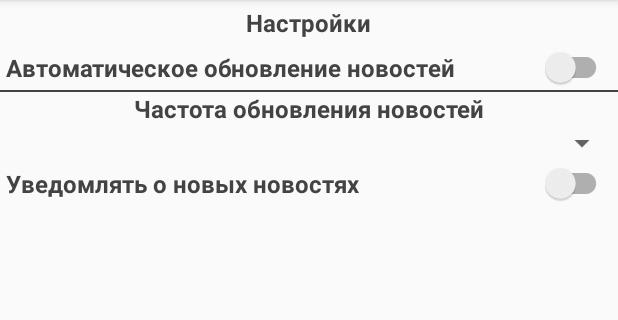
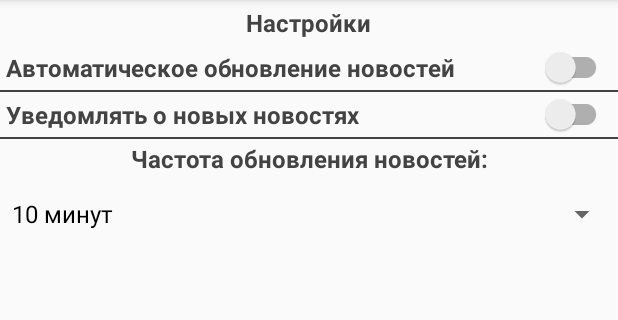
Before and after one commit to AndrewTsaturov/znak, an Android app: the SettingsActivity screen opened directly, with no data from a screen before it, on a phone screen of 412 x 824 dp, the part 84-404 px from its top. Run offline under Robolectric (Android 15) with nearby library versions, the phone set to English and light mode, and no system bars.

Commit message:
propely wirking service updating news and working settings activity

```diff
--- /dev/null
+++ b/MyApplication/app/src/main/java/com/example/myapplication/Settings.java
@@ -0,0 +1,22 @@
+package com.example.myapplication;
+
+/**
+ * Created by Андрей on 25.07.2017.
+ */
+
+public interface Settings {
+
+  String SETTINGS = "settings";
+  String AUTO_UPDATE_CHECK_KEY = "auto update";
+    String NOTIFOCATION_CHECK_KEY = "notification check";
+
+    String AUTO_UPDATE_PERIOD_KEY = "auto update period";
+
+    long tenMin = 600000;
+    long fifteenMin = 900000;
+    long thirtiMin = 1800000;
+    long oneHour = 3600000;
+    long twelfHours = 43200000;
+    long oneDay = 86400000;
+
+}
--- a/MyApplication/app/src/main/java/com/example/myapplication/SettingsActivity.java
+++ b/MyApplication/app/src/main/java/com/example/myapplication/SettingsActivity.java
@@ -1,16 +1,154 @@
 package com.example.myapplication;
 
+import android.content.SharedPreferences;
 import android.support.v7.app.AppCompatActivity;
 import android.os.Bundle;
+import android.support.v7.widget.SwitchCompat;
+import android.util.Log;
+import android.view.View;
 import android.webkit.WebView;
 import android.webkit.WebViewClient;
+import android.widget.AdapterView;
+import android.widget.ArrayAdapter;
+import android.widget.CompoundButton;
+import android.widget.Spinner;
+import android.widget.Toast;
 
 public class SettingsActivity extends AppCompatActivity {
+
+    SwitchCompat autoUpdateCheck, notificationCheck;
+
+    Spinner updateInterval;
 
     @Override
     protected void onCreate(Bundle savedInstanceState) {
         super.onCreate(savedInstanceState);
         setContentView(R.layout.activity_settings);
+        autoUpdateCheck = (SwitchCompat) findViewById(R.id.settings_update_switch);
+        notificationCheck = (SwitchCompat) findViewById(R.id.settings_switch_notification);
+
+        updateInterval = (Spinner) findViewById(R.id.settings_spinner_interval);
+
+        String[] spinnerValues = this.getResources().getStringArray(R.array.settings_interval_spinner_items);
+
+        ArrayAdapter<String> spinnerAdapter = new ArrayAdapter(this, android.R.layout.simple_spinner_dropdown_item,
+                spinnerValues);
+
+        spinnerAdapter.setDropDownViewResource(android.R.layout.simple_spinner_item);
+
+        updateInterval.setAdapter(spinnerAdapter);
+
+        loadSettings(autoUpdateCheck, notificationCheck, updateInterval);
+
+        updateInterval.setOnItemSelectedListener(new AdapterView.OnItemSelectedListener() {
+            @Override
+            public void onItemSelected(AdapterView<?> parent, View view, int position, long id) {
+                switch (position) {
+                    case 0: updateIntervalSetter(Settings.tenMin);
+                        break;
+                    case 1: updateIntervalSetter(Settings.fifteenMin);
+                        break;
+                    case 2: updateIntervalSetter(Settings.thirtiMin);
+                        break;
+                    case 3: updateIntervalSetter(Settings.oneHour);
+                        break;
+                    case 4: updateIntervalSetter(Settings.twelfHours);
+                        break;
+                    case 5: updateIntervalSetter(Settings.oneDay);
+                        break;
+                }
+            }
+
+            @Override
+            public void onNothingSelected(AdapterView<?> parent) {
+            }
+        });
+
+
+        autoUpdateCheck.setOnCheckedChangeListener(new CompoundButton.OnCheckedChangeListener() {
+            @Override
+            public void onCheckedChanged(CompoundButton buttonView, boolean isChecked) {
+
+                if(autoUpdateCheck.isChecked()) autoUpdateSwtich(true);
+
+                else autoUpdateSwtich(false);
+            }
+        });
+
+        notificationCheck.setOnCheckedChangeListener(new CompoundButton.OnCheckedChangeListener() {
+            @Override
+            public void onCheckedChanged(CompoundButton buttonView, boolean isChecked) {
+
+                if(notificationCheck.isChecked()) notificationSwitch(true);
+
+                else notificationSwitch(false);
+            }
+        });
+
 
     }
+
+    private void autoUpdateSwtich(boolean value){
+        SharedPreferences prefs = this.getSharedPreferences(Settings.SETTINGS, MODE_PRIVATE);
+
+        SharedPreferences.Editor editor = prefs.edit();
+        editor.putBoolean(Settings.AUTO_UPDATE_CHECK_KEY, value);
+        editor.apply();
+
+        if(value)
+        Log.d("AUTO UPDATE", "ENABLED");
+        else Log.d("AUTO UPDATE", "Disabled");
+    }
+
+    private void notificationSwitch(boolean value){
+        SharedPreferences prefs = this.getSharedPreferences(Settings.SETTINGS, MODE_PRIVATE);
+
+        SharedPreferences.Editor editor = prefs.edit();
+        editor.putBoolean(Settings.NOTIFOCATION_CHECK_KEY, value);
+        editor.apply();
+
+        if(value)
+            Log.d("NOTIFICATION", "ENABLED");
+        else Log.d("NOTIFICATION", "Disabled");
+    }
+
+    private void updateIntervalSetter(long value){
+        SharedPreferences prefs = this.getSharedPreferences(Settings.SETTINGS, MODE_PRIVATE);
+
+        SharedPreferences.Editor editor = prefs.edit();
+        editor.putLong(Settings.AUTO_UPDATE_PERIOD_KEY, value);
+        editor.apply();
+
+        Log.d("PERIOD", " " + value);
+    }
+
+    private void loadSettings(SwitchCompat update, SwitchCompat note, Spinner interval){
+        SharedPreferences prefs = getSharedPreferences(Settings.SETTINGS, MODE_PRIVATE);
+
+        update.setChecked(prefs.getBoolean(Settings.AUTO_UPDATE_CHECK_KEY, false));
+        note.setChecked(prefs.getBoolean(Settings.NOTIFOCATION_CHECK_KEY, false));
+
+        int loadInterval = (int) prefs.getLong(Settings.AUTO_UPDATE_PERIOD_KEY, Settings.tenMin);
+
+        switch (loadInterval){
+            case (int) Settings.tenMin:
+                interval.setSelection(0, false);
+                break;
+            case (int) Settings.fifteenMin:
+                interval.setSelection(1, false);
+                break;
+            case (int) Settings.thirtiMin:
+                interval.setSelection(2, false);
+                break;
+            case (int) Settings.oneHour:
+                interval.setSelection(3, false);
+                break;
+            case (int) Settings.twelfHours:
+                interval.setSelection(4, false);
+                break;
+            case (int) Settings.oneDay:
+                interval.setSelection(5, false);
+                break;
+        }
+    }
 }
--- a/MyApplication/app/src/main/res/layout/activity_settings.xml
+++ b/MyApplication/app/src/main/res/layout/activity_settings.xml
@@ -17,7 +17,7 @@
         android:layout_height="wrap_content" />
 
     <android.support.v7.widget.SwitchCompat
-        android:id="@+id/setting_update_switch"
+        android:id="@+id/settings_update_switch"
         android:textStyle="bold"
         android:textColor="@color/primary_text"
         android:textSize="16sp"
@@ -25,25 +25,15 @@
         android:text="@string/setting_update_check"
         android:layout_width="match_parent"
         android:layout_height="wrap_content" />
+
     <View
         android:background="@color/primary_text"
         android:padding="2dp"
         android:layout_width="match_parent"
         android:layout_height="1dp"/>
-    <TextView
-        android:textColor="@color/primary_text"
-        android:textStyle="bold"
-        android:gravity="center"
-        android:textSize="16sp"
-        android:text="@string/setting_udpdate_period"
-        android:layout_width="match_parent"
-        android:layout_height="wrap_content" />
-    <android.support.v7.widget.AppCompatSpinner
-        android:id="@+id/setting_spinner_interval"
-        android:layout_width="match_parent"
-        android:layout_height="wrap_content"/>
 
     <android.support.v7.widget.SwitchCompat
+        android:id="@+id/settings_switch_notification"
         android:padding="4dp"
         android:textStyle="bold"
         android:textColor="@color/primary_text"
@@ -52,4 +42,24 @@
         android:layout_height="wrap_content"
         android:text="@string/settings_update_notification" />
 
+    <View
+        android:background="@color/primary_text"
+        android:padding="2dp"
+        android:layout_width="match_parent"
+        android:layout_height="1dp"/>
+
+    <TextView
+        android:padding="2dp"
+        android:textColor="@color/primary_text"
+        android:textStyle="bold"
+        android:gravity="center"
+        android:textSize="16sp"
+        android:text="@string/setting_udpdate_period"
+        android:layout_width="match_parent"
+        android:layout_height="wrap_content" />
+
+    <android.support.v7.widget.AppCompatSpinner
+        android:id="@+id/settings_spinner_interval"
+        android:layout_width="match_parent"
+        android:layout_height="wrap_content"/>
 </LinearLayout>
--- a/MyApplication/app/src/main/res/values/strings.xml
+++ b/MyApplication/app/src/main/res/values/strings.xml
@@ -5,6 +5,15 @@
     <string name="menu_item_two">Обновить</string>
     <string name="settings_header">Настройки</string>
     <string name="setting_update_check">Автоматическое обновление новостей</string>
-    <string name="setting_udpdate_period">Частота обновления новостей</string>
+    <string name="setting_udpdate_period">Частота обновления новостей:</string>
     <string name="settings_update_notification">Уведомлять о новых новостях</string>
+
+    <string-array name="settings_interval_spinner_items">
+        <item>10 минут</item>
+        <item>15 минут</item>
+        <item>30 минут</item>
+        <item>1 час</item>
+        <item>12 часов</item>
+        <item>Раз в сутки</item>
+    </string-array>
 </resources>
```
Also changed, not shown: MyApplication/app/src/main/java/com/example/myapplication/NewsParcer.java (+11 -0 lines).
